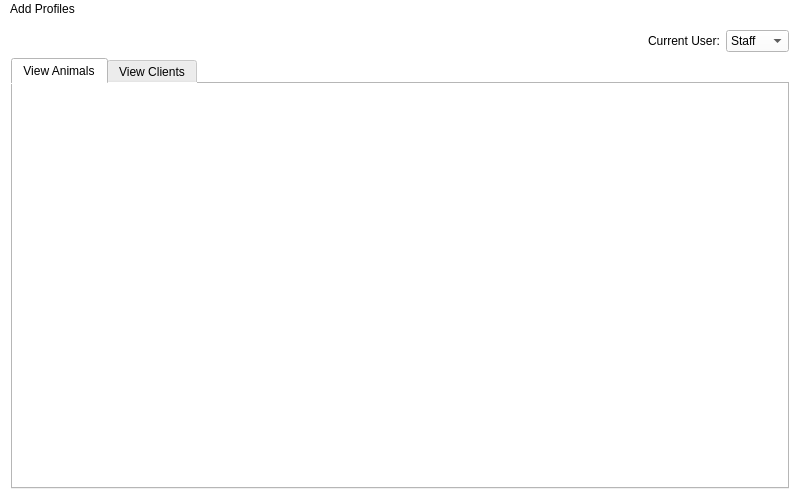
lfroms/cuacs, file app/MainWindow/MainWindow.ui: the form before one commit.
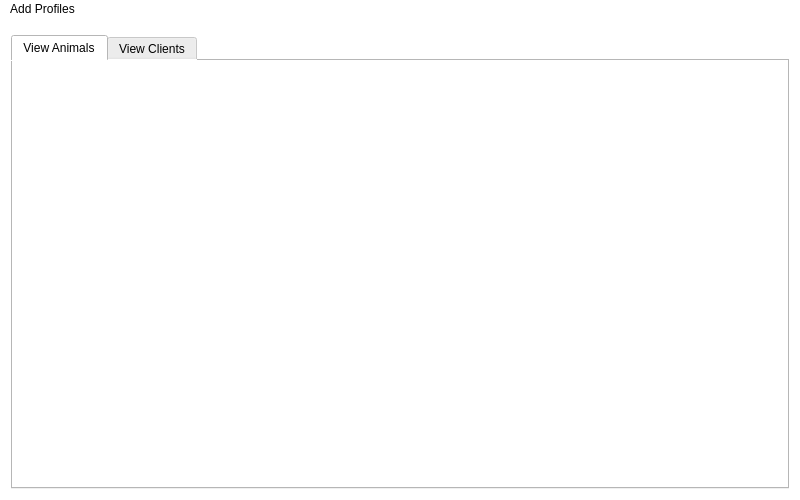
The form after the commit.

Commit message: Implement user permissions

Diff of the .ui file:
```diff
--- a/app/MainWindow/MainWindow.ui
+++ b/app/MainWindow/MainWindow.ui
@@ -24,47 +24,12 @@
   </property>
   <widget class="QWidget" name="centralWidget">
    <layout class="QVBoxLayout" name="verticalLayout_5">
-    <item>
-     <layout class="QHBoxLayout" name="horizontalLayout">
-      <property name="topMargin">
-       <number>0</number>
-      </property>
-      <item>
-       <spacer name="horizontalSpacer">
-        <property name="orientation">
-         <enum>Qt::Horizontal</enum>
-        </property>
-        <property name="sizeHint" stdset="0">
-         <size>
-          <width>40</width>
-          <height>20</height>
-         </size>
-        </property>
-       </spacer>
-      </item>
-      <item>
-       <widget class="QLabel" name="label">
-        <property name="text">
-         <string>Current User:</string>
-        </property>
-       </widget>
-      </item>
-      <item>
-       <widget class="QComboBox" name="staffOrClientSelector">
-        <item>
-         <property name="text">
-          <string>Staff</string>
-         </property>
-        </item>
-        <item>
-         <property name="text">
-          <string>Client</string>
-         </property>
-        </item>
-       </widget>
-      </item>
-     </layout>
-    </item>
+    <property name="spacing">
+     <number>6</number>
+    </property>
+    <property name="topMargin">
+     <number>16</number>
+    </property>
     <item>
      <layout class="QVBoxLayout" name="verticalLayout_4">
       <property name="sizeConstraint">
```
The commit also changes 2 other files.
